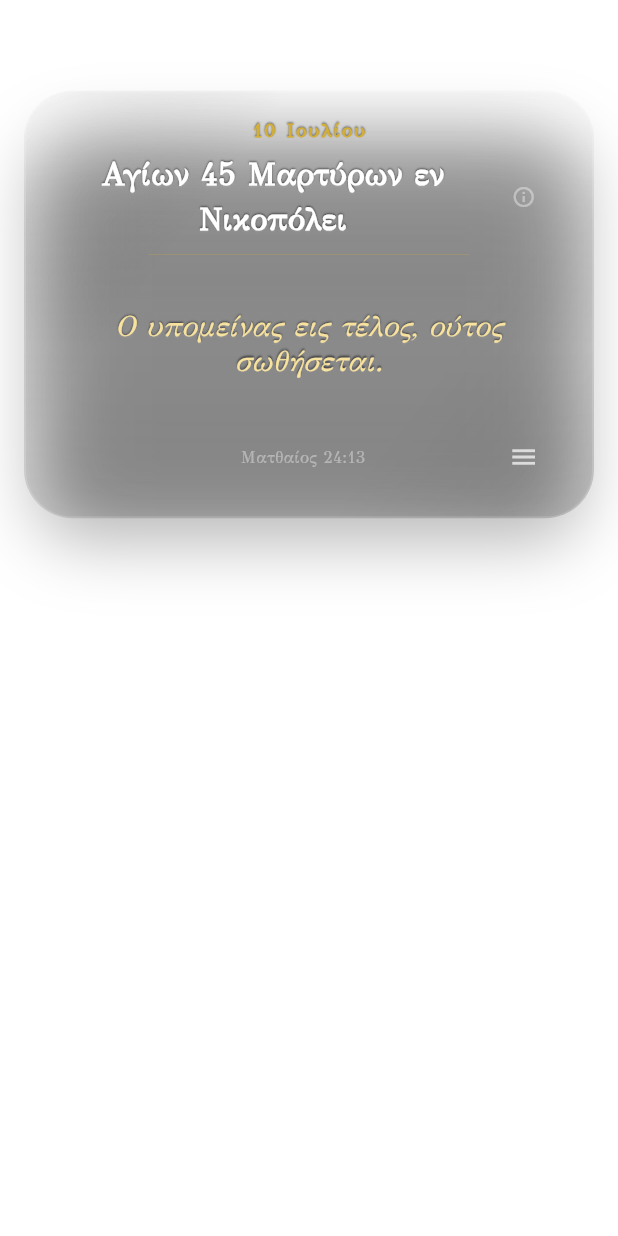
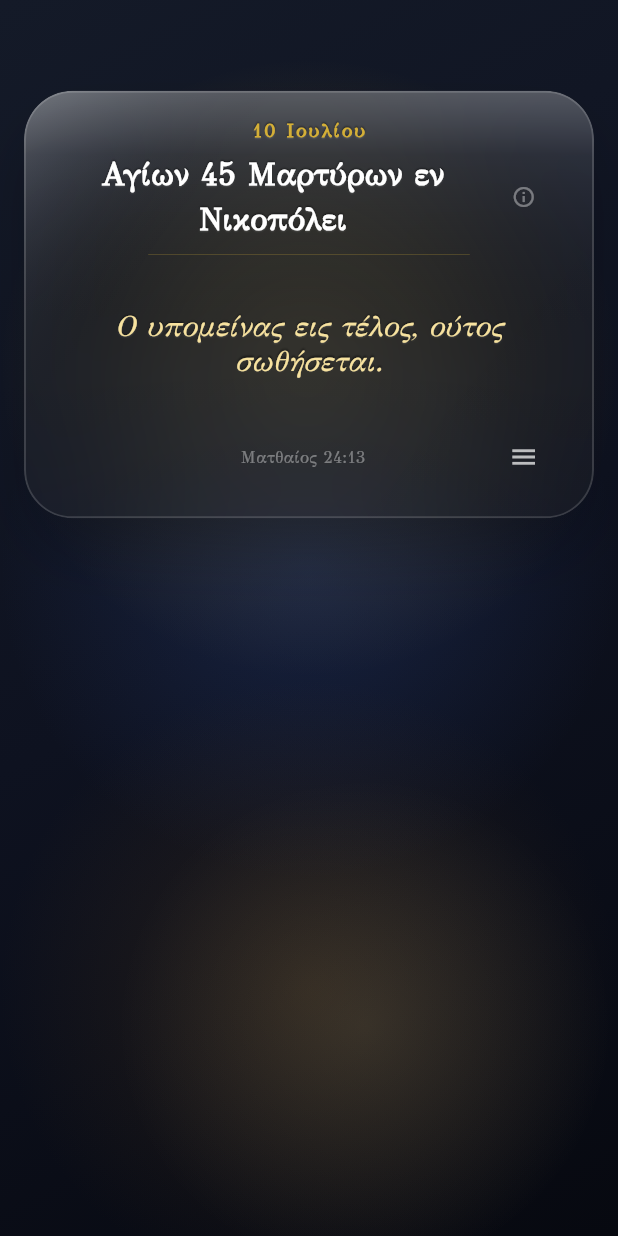
Before and after one commit to noustelos/glass_Widget_365, a Flutter app: the screen it shows after launch, on a phone screen of 412 x 824 dp. Run offline on Flutter 3.47's test engine with Material 3 defaults, Android fonts, the phone set to English and light mode, and no system bars; our stand-ins replace flutter_local_notifications, share_plus, shared_preferences, timezone.

Commit message:
Add mobile-only glass backdrop and CLAUDE.md
MobileBackground (dark gradient + radial orbs) renders behind the
widget stack only when !kIsWeb, so BackdropFilter has something to
blur in the standalone apps; the embedded web build stays transparent.

Co-Authored-By: Claude Fable 5 <noreply@anthropic.com>

```diff
--- a/lib/main.dart
+++ b/lib/main.dart
@@ -1,4 +1,5 @@
 import 'package:flutter/material.dart';
+import 'package:flutter/foundation.dart' show kIsWeb;
 import 'dart:ui';
 import 'dart:convert';
 import 'package:flutter/services.dart';
@@ -261,7 +262,17 @@ class _OrthodoxyHomePageState extends State<OrthodoxyHomePage> {
 
     return Scaffold(
       backgroundColor: Colors.transparent,
-      body: Center(
+      body: Stack(children: [
+        // On web the page stays transparent (embedded on 365orthodoxy.com);
+        // standalone mobile needs a backdrop for the glass blur to act on.
+        if (!kIsWeb) const Positioned.fill(child: MobileBackground()),
+        _buildWidgetStack(screenWidth, w, dynamicRadius, mainCardH, macroHeight, widgetTopPos, containerHeight, isLargeScreen),
+      ]),
+    );
+  }
+
+  Widget _buildWidgetStack(double screenWidth, double w, double dynamicRadius, double mainCardH, double macroHeight, double widgetTopPos, double containerHeight, bool isLargeScreen) {
+    return Center(
         child: Transform.scale(
           scale: isLargeScreen ? 0.92 : 1,
           child: ConstrainedBox(
@@ -307,7 +318,6 @@ class _OrthodoxyHomePageState extends State<OrthodoxyHomePage> {
             ),
           ),
         ),
-      ),
     );
   }
 
@@ -538,6 +548,46 @@ class GlassWidget extends StatelessWidget {
   }
 }
 
+// Backdrop for standalone mobile builds: the glass cards blur whatever sits
+// behind them, which on web is the host page — here it's this gradient + orbs.
+class MobileBackground extends StatelessWidget {
+  const MobileBackground({super.key});
+
+  Widget _orb(Alignment alignment, Color color, double size) {
+    return Align(
+      alignment: alignment,
+      child: Container(
+        width: size, height: size,
+        decoration: BoxDecoration(
+          shape: BoxShape.circle,
+          gradient: RadialGradient(colors: [color, color.withOpacity(0.0)]),
+        ),
+      ),
+    );
+  }
+
+  @override
+  Widget build(BuildContext context) {
+    return LayoutBuilder(builder: (context, constraints) {
+      final double s = constraints.biggest.shortestSide;
+      return DecoratedBox(
+        decoration: const BoxDecoration(
+          gradient: LinearGradient(
+            begin: Alignment.topLeft, end: Alignment.bottomRight,
+            colors: [Color(0xFF141A28), Color(0xFF0E1220), Color(0xFF070910)],
+          ),
+        ),
+        child: Stack(children: [
+          _orb(const Alignment(-1.2, -0.9), const Color(0xFFD4AF37).withOpacity(0.26), s * 1.1),
+          _orb(const Alignment(1.3, -0.2), const Color(0xFF2E4A8F).withOpacity(0.30), s * 1.2),
+          _orb(const Alignment(-0.8, 1.2), const Color(0xFF5A3E1B).withOpacity(0.32), s * 1.0),
+          _orb(const Alignment(0.9, 1.1), const Color(0xFFF7E29F).withOpacity(0.12), s * 0.8),
+        ]),
+      );
+    });
+  }
+}
+
 class AstroEngine {
   static double degToRad(double d) => d * pi / 180;
   static double radToDeg(double r) => r * 180 / pi;
```
Also changed, not shown: 1 other file.
